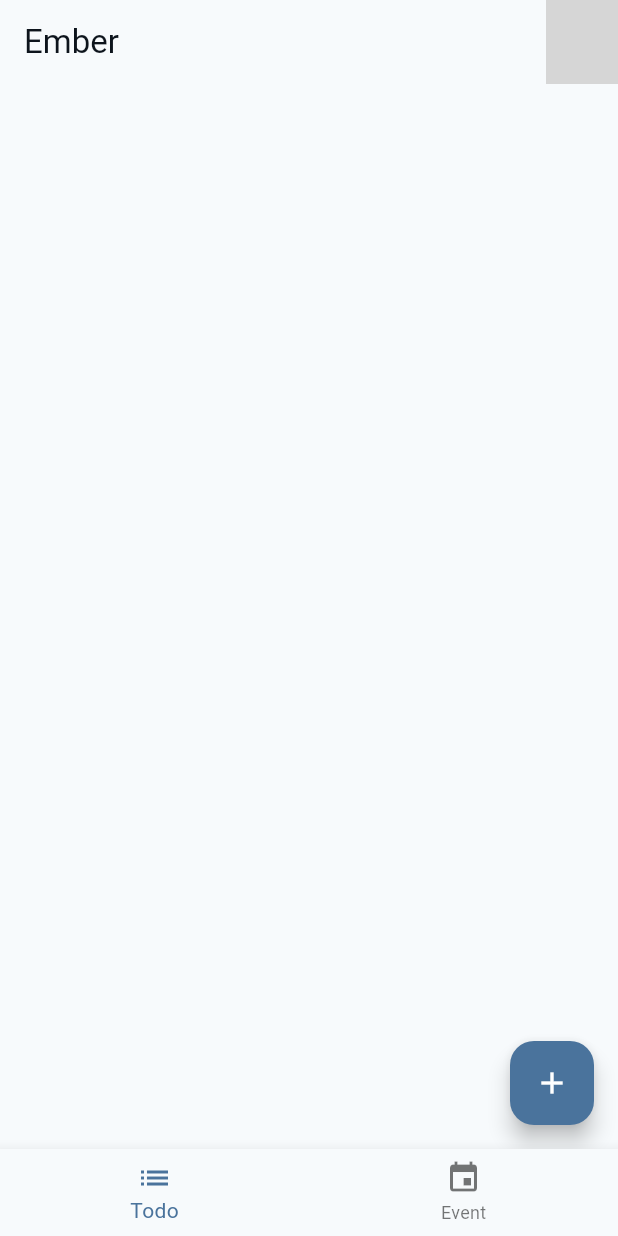
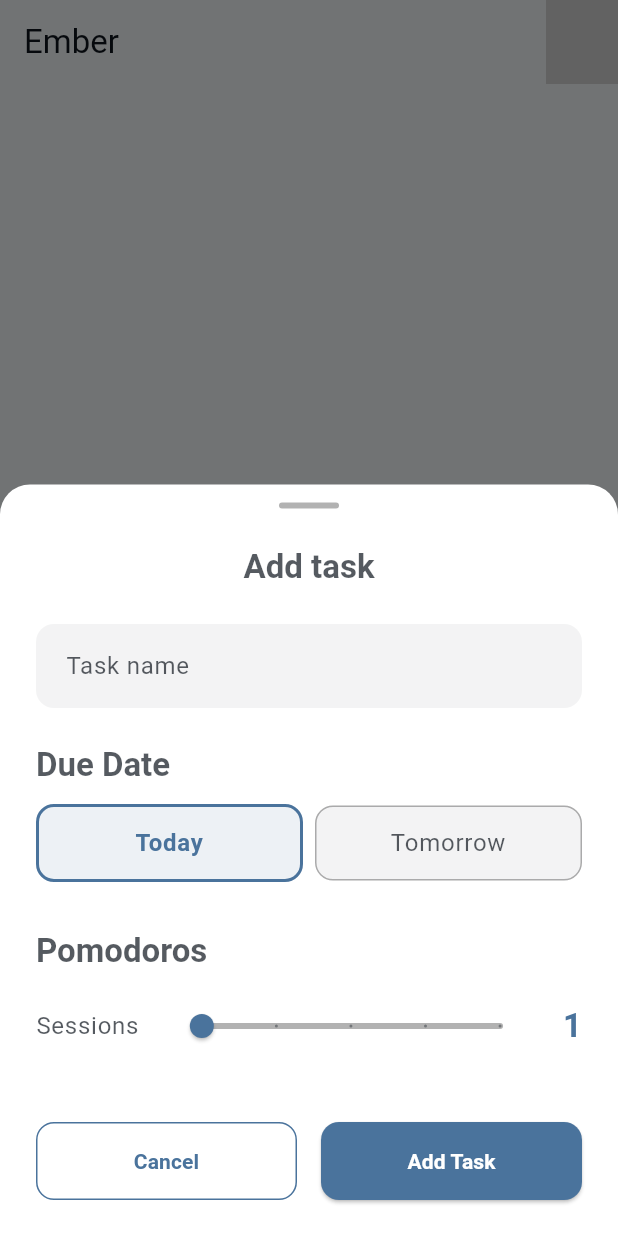
Before and after one commit to Hackim7200/event_countdown_Project_2026, a Flutter app: the screen it shows after launch, after a tap on the "add" icon, on a phone screen of 412 x 824 dp. Run offline on Flutter 3.47's test engine with Material 3 defaults, Android fonts, the phone set to English and light mode, and no system bars; missing offline and left inert: amplify_api, amplify_auth_cognito, amplify_authenticator, amplify_flutter; grey boxes are pictures that could not be loaded.

Commit message:
added the functionality for pomdoros and sliding form

```diff
--- /dev/null
+++ b/event_countdown/lib/features/todo/forms/add_todo.dart
@@ -0,0 +1,380 @@
+import 'package:amplify_auth_cognito/amplify_auth_cognito.dart';
+import 'package:amplify_flutter/amplify_flutter.dart';
+import 'package:flutter/material.dart';
+
+class AddTaskBottomSheet extends StatefulWidget {
+  const AddTaskBottomSheet({super.key});
+
+  @override
+  State<AddTaskBottomSheet> createState() => _AddTaskBottomSheetState();
+}
+
+class _AddTaskBottomSheetState extends State<AddTaskBottomSheet> {
+  final _taskNameController = TextEditingController();
+  DateTime _selectedDate = DateTime.now();
+  double _pomodoros = 1.0;
+  bool _isLoading = false;
+
+  @override
+  void dispose() {
+    _taskNameController.dispose();
+    super.dispose();
+  }
+
+  void _selectDate(DateTime date) {
+    setState(() {
+      _selectedDate = date;
+    });
+  }
+
+  /// Returns the user's ID token, or null if not signed in.
+  Future<String?> _getIdToken() async {
+    final session = await Amplify.Auth.fetchAuthSession() as CognitoAuthSession;
+    if (!session.isSignedIn) return null;
+    return session.userPoolTokensResult.value.idToken.raw;
+  }
+
+  void _addTask() async {
+    // Validate input
+    if (_taskNameController.text.trim().isEmpty) {
+      ScaffoldMessenger.of(context).showSnackBar(
+        const SnackBar(
+          content: Text('Please enter a task name'),
+          backgroundColor: Colors.red,
+        ),
+      );
+      return;
+    }
+
+    setState(() => _isLoading = true);
+
+    try {
+      final token = await _getIdToken();
+      if (token == null) {
+        safePrint('User is not signed in');
+        if (mounted) {
+          ScaffoldMessenger.of(context).showSnackBar(
+            const SnackBar(
+              content: Text('Please sign in to add tasks'),
+              backgroundColor: Colors.red,
+            ),
+          );
+        }
+        setState(() => _isLoading = false);
+        return;
+      }
+
+      final response = await Amplify.API
+          .post(
+            '/todos',
+            apiName: 'CountdownApi',
+            body: HttpPayload.json({
+              'title': _taskNameController.text.trim(),
+              'completed': false,
+              'dueDate': _selectedDate.toIso8601String(),
+              'createdAt': DateTime.now().toIso8601String(),
+              'pomodoros': _pomodoros.toInt(),
+            }),
+            headers: {'Authorization': token},
+          )
+          .response;
+
+      safePrint(
+        'Todo added (${response.statusCode}): ${response.decodeBody()}',
+      );
+
+      // If we get here, the todo was added successfully
+      if (mounted) {
+        Navigator.of(context).pop(true); // Return true to indicate success
+        ScaffoldMessenger.of(context).showSnackBar(
+          const SnackBar(content: Text('Task created successfully')),
+        );
+      }
+    } catch (e) {
+      safePrint('Error creating task: $e');
+      if (mounted) {
+        ScaffoldMessenger.of(context).showSnackBar(
+          SnackBar(
+            content: Text('Failed to create task: ${e.toString()}'),
+            backgroundColor: Theme.of(context).colorScheme.error,
+          ),
+        );
+      }
+    } finally {
+      if (mounted) {
+        setState(() => _isLoading = false);
+      }
+    }
+  }
+
+  @override
+  Widget build(BuildContext context) {
+    final theme = Theme.of(context);
+
+    return Container(
+      decoration: BoxDecoration(
+        color: theme.colorScheme.surface,
+        borderRadius: const BorderRadius.only(
+          topLeft: Radius.circular(20),
+          topRight: Radius.circular(20),
+        ),
+      ),
+      child: Column(
+        mainAxisSize: MainAxisSize.min,
+        children: [
+          // Draggable handle
+          Container(
+            margin: const EdgeInsets.only(top: 12, bottom: 8),
+            width: 40,
+            height: 4,
+            decoration: BoxDecoration(
+              color: theme.colorScheme.outline.withValues(alpha: 0.3),
+              borderRadius: BorderRadius.circular(2),
+            ),
+          ),
+
+          // Title
+          Padding(
+            padding: const EdgeInsets.symmetric(horizontal: 24, vertical: 16),
+            child: Text(
+              'Add task',
+              style: theme.textTheme.headlineSmall?.copyWith(
+                fontWeight: FontWeight.bold,
+                color: theme.colorScheme.onSurface,
+              ),
+            ),
+          ),
+
+          // Task name input
+          Padding(
+            padding: const EdgeInsets.symmetric(horizontal: 24, vertical: 8),
+            child: TextField(
+              controller: _taskNameController,
+              decoration: InputDecoration(
+                hintText: 'Task name',
+                filled: true,
+                fillColor: theme.colorScheme.onSurface.withValues(alpha: 0.05),
+                border: OutlineInputBorder(
+                  borderRadius: BorderRadius.circular(12),
+                  borderSide: BorderSide.none,
+                ),
+                contentPadding: const EdgeInsets.symmetric(
+                  horizontal: 16,
+                  vertical: 16,
+                ),
+              ),
+            ),
+          ),
+
+          // Date selection section
+          Padding(
+            padding: const EdgeInsets.symmetric(horizontal: 24, vertical: 16),
+            child: Column(
+              crossAxisAlignment: CrossAxisAlignment.start,
+              children: [
+                Text(
+                  'Due Date',
+                  style: theme.textTheme.titleLarge?.copyWith(
+                    fontWeight: FontWeight.bold,
+                    color: theme.colorScheme.onSurface,
+                  ),
+                ),
+                const SizedBox(height: 12),
+
+                // Quick date options
+                Row(
+                  children: [
+                    Expanded(
+                      child: _buildDateOption(
+                        theme,
+                        'Today',
+                        DateTime.now(),
+                        _selectedDate,
+                      ),
+                    ),
+                    const SizedBox(width: 8),
+                    Expanded(
+                      child: _buildDateOption(
+                        theme,
+                        'Tomorrow',
+                        DateTime.now().add(const Duration(days: 1)),
+                        _selectedDate,
+                      ),
+                    ),
+                  ],
+                ),
+              ],
+            ),
+          ),
+
+          // Pomodoros section
+          Padding(
+            padding: const EdgeInsets.symmetric(horizontal: 24, vertical: 16),
+            child: Column(
+              crossAxisAlignment: CrossAxisAlignment.start,
+              children: [
+                Text(
+                  'Pomodoros',
+                  style: theme.textTheme.titleLarge?.copyWith(
+                    fontWeight: FontWeight.bold,
+                    color: theme.colorScheme.onSurface,
+                  ),
+                ),
+                const SizedBox(height: 12),
+                Row(
+                  children: [
+                    Text(
+                      'Sessions',
+                      style: theme.textTheme.bodyLarge?.copyWith(
+                        color: theme.colorScheme.onSurface.withValues(
+                          alpha: 0.7,
+                        ),
+                      ),
+                    ),
+                    const SizedBox(width: 16),
+                    Expanded(
+                      child: SliderTheme(
+                        data: SliderTheme.of(context).copyWith(
+                          activeTrackColor: theme.colorScheme.primary,
+                          inactiveTrackColor: theme.colorScheme.outline
+                              .withValues(alpha: 0.3),
+                          thumbColor: theme.colorScheme.primary,
+                          trackHeight: 4,
+                          thumbShape: const RoundSliderThumbShape(
+                            enabledThumbRadius: 8,
+                          ),
+                        ),
+                        child: Slider(
+                          value: _pomodoros,
+                          min: 1.0,
+                          max: 5.0,
+                          divisions: 4,
+                          onChanged: (value) {
+                            setState(() {
+                              _pomodoros = value;
+                            });
+                          },
+                        ),
+                      ),
+                    ),
+                    const SizedBox(width: 16),
+                    Text(
+                      _pomodoros.toInt().toString(),
+                      style: theme.textTheme.titleLarge?.copyWith(
+                        fontWeight: FontWeight.bold,
+                        color: theme.colorScheme.primary,
+                      ),
+                    ),
+                  ],
+                ),
+              ],
+            ),
+          ),
+
+          // Action buttons
+          Padding(
+            padding: const EdgeInsets.all(24),
+            child: Row(
+              children: [
+                Expanded(
+                  child: OutlinedButton(
+                    onPressed: _isLoading
+                        ? null
+                        : () => Navigator.of(context).pop(),
+                    style: OutlinedButton.styleFrom(
+                      padding: const EdgeInsets.symmetric(vertical: 16),
+                      side: BorderSide(color: theme.colorScheme.primary),
+                      shape: RoundedRectangleBorder(
+                        borderRadius: BorderRadius.circular(12),
+                      ),
+                    ),
+                    child: Text(
+                      'Cancel',
+                      style: theme.textTheme.labelLarge?.copyWith(
+                        color: theme.colorScheme.primary,
+                        fontWeight: FontWeight.w600,
+                      ),
+                    ),
+                  ),
+                ),
+                const SizedBox(width: 16),
+                Expanded(
+                  child: ElevatedButton(
+                    onPressed: _isLoading ? null : _addTask,
+                    style: ElevatedButton.styleFrom(
+                      backgroundColor: theme.colorScheme.primary,
+                      padding: const EdgeInsets.symmetric(vertical: 16),
+                      shape: RoundedRectangleBorder(
+                        borderRadius: BorderRadius.circular(12),
+                      ),
+                    ),
+                    child: _isLoading
+                        ? SizedBox(
+                            height: 20,
+                            width: 20,
+                            child: CircularProgressIndicator(
+                              strokeWidth: 2,
+                              color: theme.colorScheme.onPrimary,
+                            ),
+                          )
+                        : Text(
+                            'Add Task',
+                            style: theme.textTheme.labelLarge?.copyWith(
+                              color: theme.colorScheme.onPrimary,
+                              fontWeight: FontWeight.w600,
+                            ),
+                          ),
+                  ),
+                ),
+              ],
+            ),
+          ),
+
+          // Bottom safe area
+          SizedBox(height: MediaQuery.of(context).padding.bottom),
+        ],
+      ),
+    );
+  }
+
+  Widget _buildDateOption(
+    ThemeData theme,
+    String label,
+    DateTime date,
+    DateTime selectedDate,
+  ) {
+    final isSelected =
+        DateTime(date.year, date.month, date.day) ==
+        DateTime(selectedDate.year, selectedDate.month, selectedDate.day);
+
+    return InkWell(
+      onTap: () => _selectDate(date),
+      borderRadius: BorderRadius.circular(12),
+      child: Container(
+        padding: const EdgeInsets.symmetric(vertical: 12),
+        decoration: BoxDecoration(
+          color: isSelected
+              ? theme.colorScheme.primary.withValues(alpha: 0.1)
+              : theme.colorScheme.onSurface.withValues(alpha: 0.05),
+          border: Border.all(
+            color: isSelected
+                ? theme.colorScheme.primary
+                : theme.colorScheme.outline.withValues(alpha: 0.3),
+            width: isSelected ? 2 : 1,
+          ),
+          borderRadius: BorderRadius.circular(12),
+        ),
+        child: Text(
+          label,
+          textAlign: TextAlign.center,
+          style: theme.textTheme.bodyLarge?.copyWith(
+            color: isSelected
+                ? theme.colorScheme.primary
+                : theme.colorScheme.onSurface,
+            fontWeight: isSelected ? FontWeight.w600 : FontWeight.normal,
+          ),
+        ),
+      ),
+    );
+  }
+}
--- a/event_countdown/lib/features/todo/todo_screen.dart
+++ b/event_countdown/lib/features/todo/todo_screen.dart
@@ -3,6 +3,7 @@ import 'package:amplify_auth_cognito/amplify_auth_cognito.dart';
 import 'package:amplify_authenticator/amplify_authenticator.dart';
 import 'package:amplify_flutter/amplify_flutter.dart';
 import 'package:event_countdown/features/models/todo.dart';
+import 'package:event_countdown/features/todo/forms/add_todo.dart';
 import 'package:flutter/material.dart';
 
 class TodoScreen extends StatefulWidget {
@@ -63,32 +64,16 @@ class _TodoScreenState extends State<TodoScreen> {
   }
 
   Future<void> _addTodo() async {
-    try {
-      final token = await _getIdToken();
-      if (token == null) {
-        safePrint('User is not signed in');
-        return;
-      }
+    final result = await showModalBottomSheet<bool>(
+      context: context,
+      isScrollControlled: true,
+      backgroundColor: Colors.transparent,
+      builder: (context) => const AddTaskBottomSheet(),
+    );
 
-      final response = await Amplify.API
-          .post(
-            '/todos',
-            apiName: 'CountdownApi',
-            body: HttpPayload.json({
-              'title': 'New Todo',
-              'completed': false,
-              'createdAt': DateTime.now().toIso8601String(),
-            }),
-            headers: {'Authorization': token},
-          )
-          .response;
-
-      safePrint(
-        'Todo added (${response.statusCode}): ${response.decodeBody()}',
-      );
-      await _refreshTodos(); // Refresh the list after adding
-    } catch (e) {
-      safePrint('Failed to add todo: $e');
+    // If a task was added successfully, refresh the list
+    if (result == true) {
+      await _refreshTodos();
     }
   }
 
@@ -113,6 +98,7 @@ class _TodoScreenState extends State<TodoScreen> {
                       }
                     },
                   ),
+                  onLongPress: () {},
                 );
               },
             ),
```
Also changed, not shown: 1 other file.
